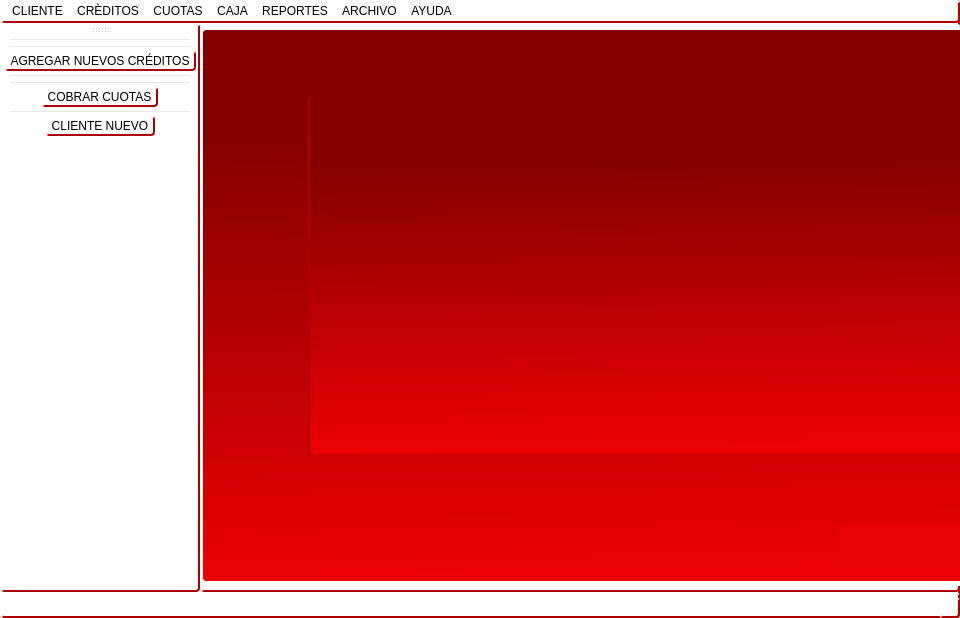
Qt form mainwindow.ui (blueautomatic/Slam_Sistema_creditos) before a commit.
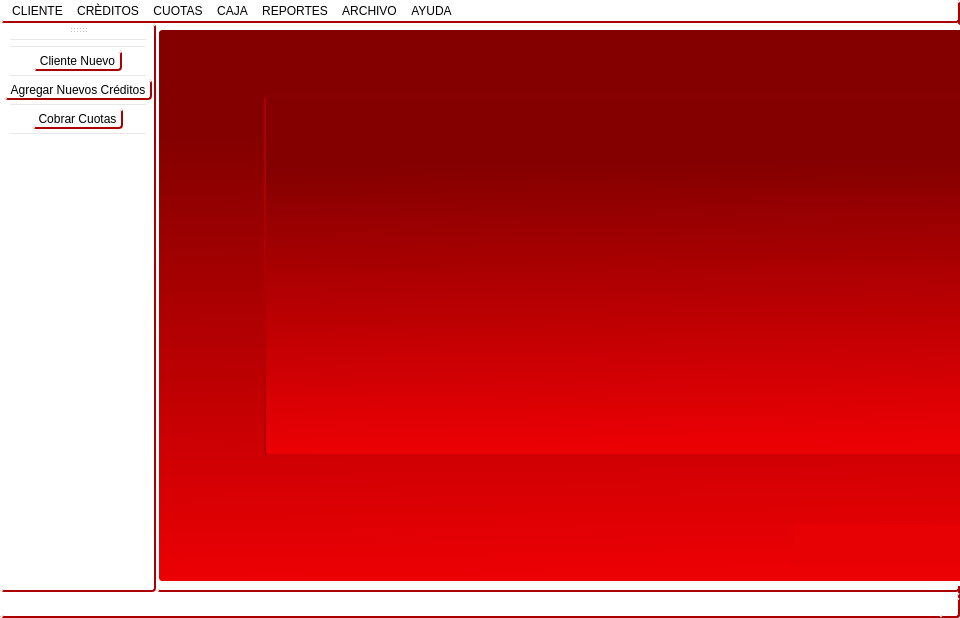
The same form after that commit. Icons and pictures are not drawn.

The edit to the form file:
```diff
--- a/mainwindow.ui
+++ b/mainwindow.ui
@@ -1376,12 +1376,12 @@
    </attribute>
    <addaction name="separator"/>
    <addaction name="separator"/>
+   <addaction name="action_alta_cliente_nuevo"/>
+   <addaction name="separator"/>
    <addaction name="action_credito_agregar_nuevo"/>
    <addaction name="separator"/>
-   <addaction name="separator"/>
    <addaction name="actionCOBRAR_CUOTAS"/>
    <addaction name="separator"/>
-   <addaction name="action_alta_cliente_nuevo"/>
   </widget>
   <action name="actionCONFIGURAR_OPCIONES">
    <property name="icon">
@@ -1417,7 +1417,7 @@
      <normaloff>Íconos/icon(1).png</normaloff>Íconos/icon(1).png</iconset>
    </property>
    <property name="text">
-    <string>AGREGAR NUEVOS CRÉDITOS</string>
+    <string>Agregar Nuevos Créditos</string>
    </property>
   </action>
   <action name="actionGENERADOR_CA_DA_DE_PR_STAMOS">
@@ -1490,7 +1490,7 @@
      <normaloff>Íconos/maquina-de-facturacion-electronica-con-escaner.png</normaloff>Íconos/maquina-de-facturacion-electronica-con-escaner.png</iconset>
    </property>
    <property name="text">
-    <string>COBRAR CUOTAS</string>
+    <string>Cobrar Cuotas</string>
    </property>
   </action>
   <action name="actionPUNITORIOS_DE_CUOTAS">
@@ -1615,7 +1615,7 @@
      <normaloff>Íconos/silueta-masculina-de-usuario.png</normaloff>Íconos/silueta-masculina-de-usuario.png</iconset>
    </property>
    <property name="text">
-    <string>CLIENTE NUEVO</string>
+    <string>Cliente Nuevo</string>
    </property>
   </action>
   <action name="actionEmpresaActualizar">
```
Left out of the diff: 85 changed lines with no effect on the pictures.
